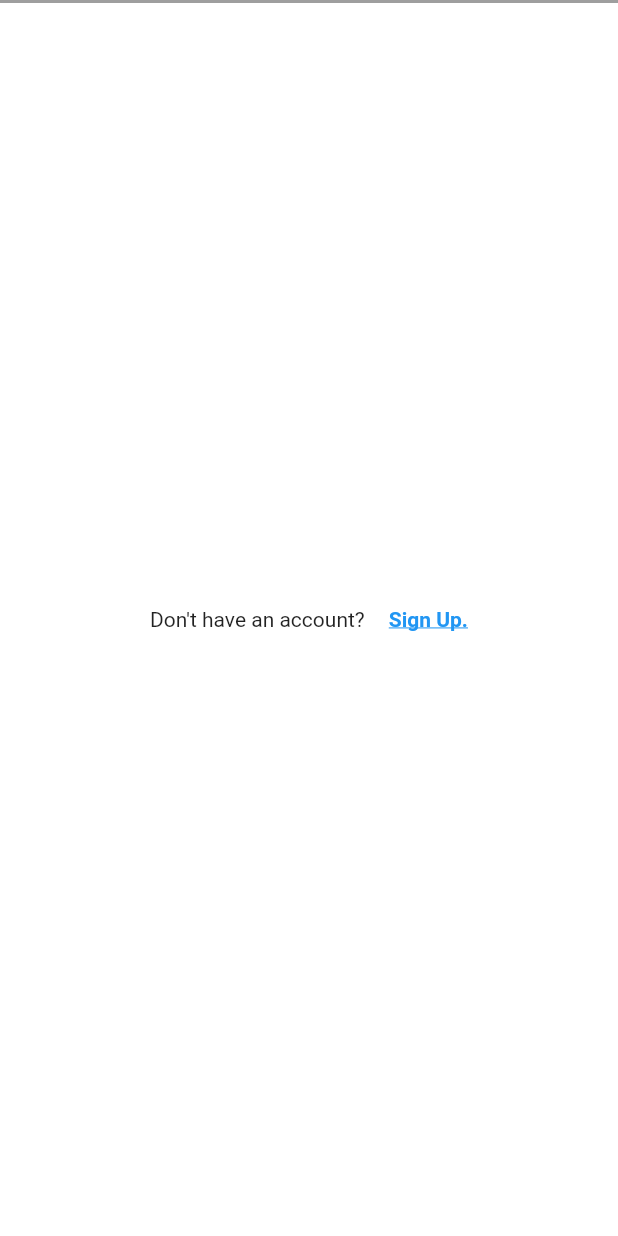
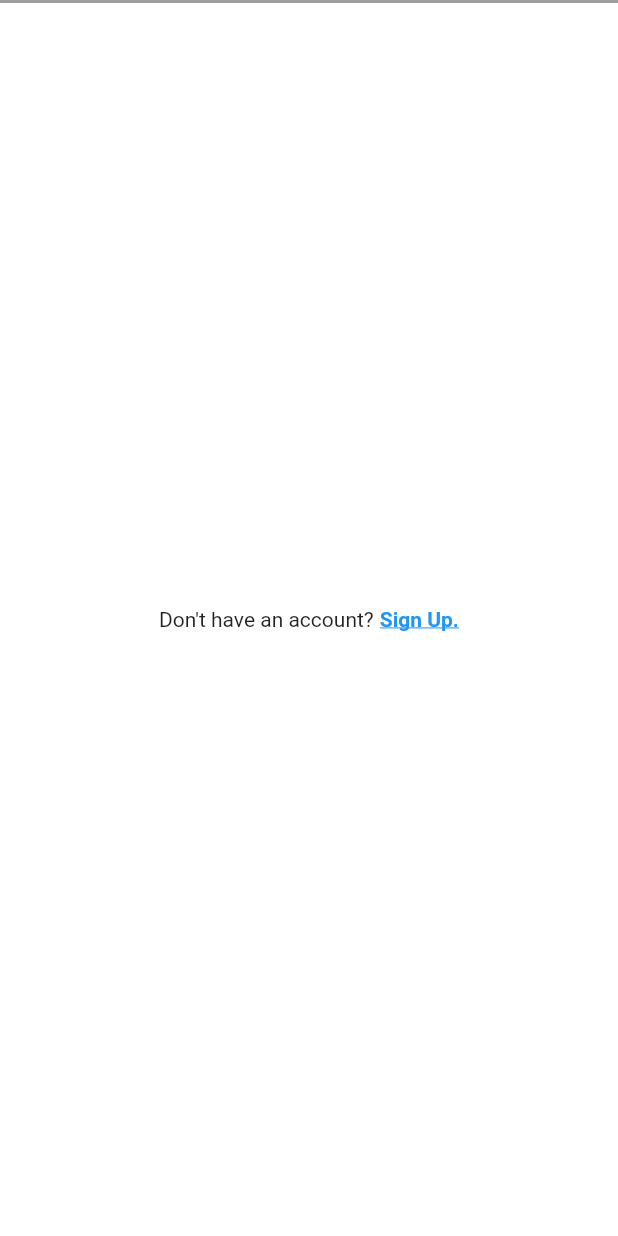
Before and after one commit to omar-danasoury/instagram_login_ui_clone, a Flutter app: the screen it shows after launch, on a phone screen of 412 x 824 dp. Run offline on Flutter 3.47's test engine with Material 2 defaults, Android fonts, the phone set to English and light mode, and no system bars.

Commit message:
changed the space between the text

```diff
--- a/lib/pages/login_page.dart
+++ b/lib/pages/login_page.dart
@@ -19,7 +19,7 @@ class LoginPage extends StatelessWidget {
                 children: [
                   Text("Don't have an account?"),
                   SizedBox(
-                    width: 16.0,
+                    width: 4.0,
                   ),
                   Text(
                     "Sign Up.",
```
